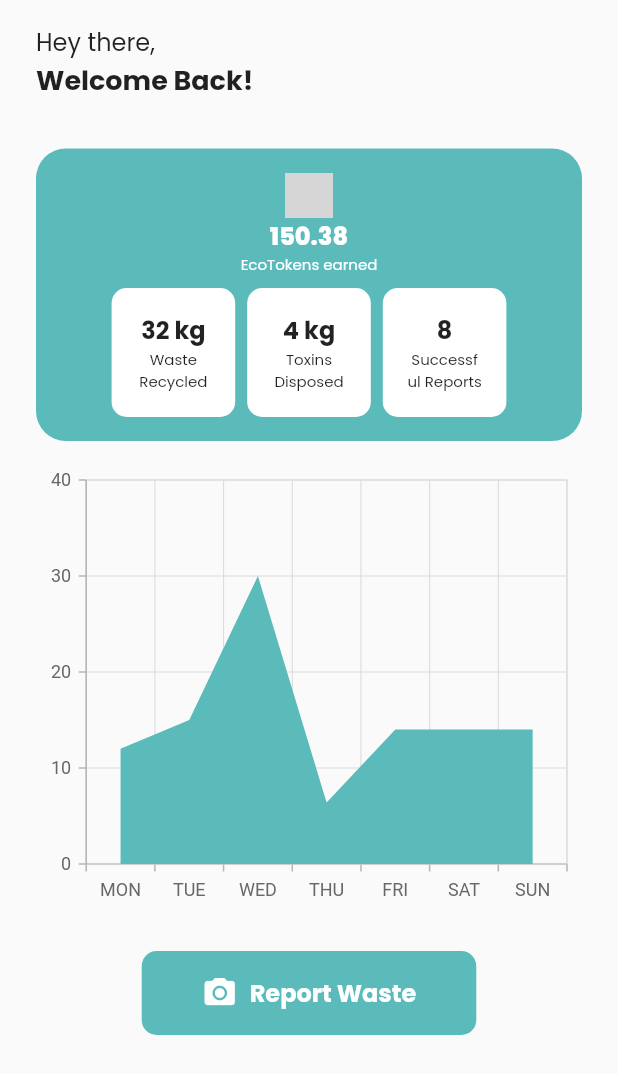
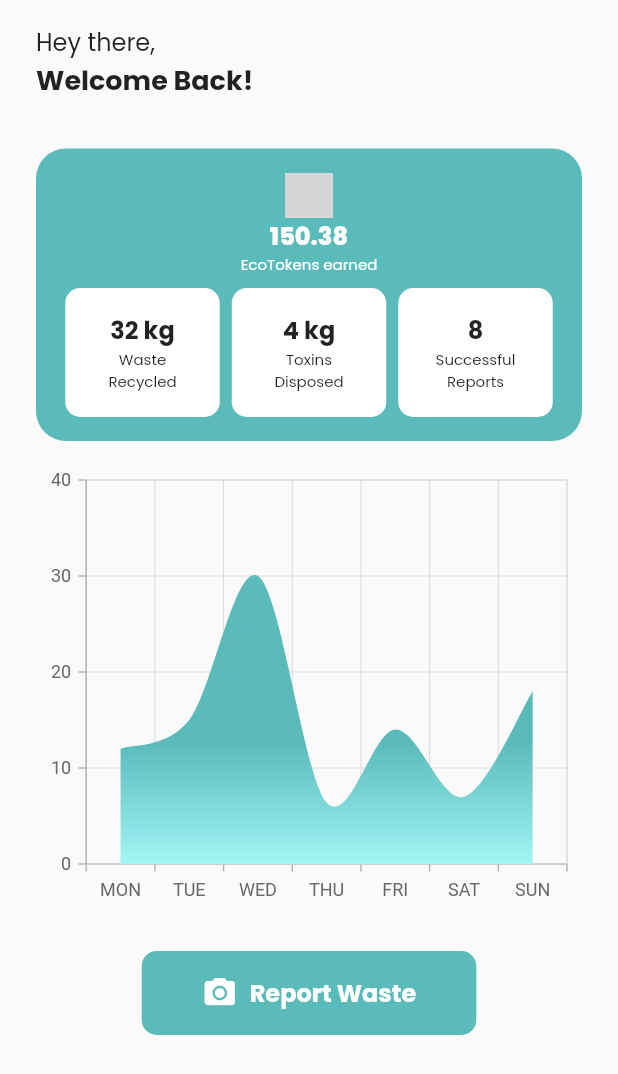
Before and after one commit to EcoTech-WCE-Hackathon/EcoTech, a Flutter app: the screen it shows after launch, on a phone screen of 412 x 824 dp. Shown: the top 1074 px of the screen. Run offline on Flutter 3.47's test engine with Material 2 defaults, Android fonts, the phone set to English and light mode, and no system bars; our stand-ins replace google_fonts, syncfusion_flutter_charts; grey boxes are pictures that could not be loaded.

Commit message:
Changes in UI

```diff
--- a/lib/screens/home_screen.dart
+++ b/lib/screens/home_screen.dart
@@ -22,8 +22,8 @@ class _HomeScreenState extends State<HomeScreen> {
       _ChartData('WED', 30),
       _ChartData('THU', 6.4),
       _ChartData('FRI', 14),
-      _ChartData('SAT', 14),
-      _ChartData('SUN', 14),
+      _ChartData('SAT', 7),
+      _ChartData('SUN', 18),
     ];
 
     super.initState();
@@ -82,6 +82,8 @@ class _HomeScreenState extends State<HomeScreen> {
                 child: Column(
                   crossAxisAlignment: CrossAxisAlignment.center,
                   children: [
+                    Column(
+                      children: [
                         Image.asset(
                           "./images/ecotech_white.png",
                           height: 30,
@@ -102,14 +104,17 @@ class _HomeScreenState extends State<HomeScreen> {
                             color: Colors.white,
                           ),
                         ),
+                      ],
+                    ),
                     const SizedBox(
                       height: 8,
                     ),
                     Row(
                       mainAxisAlignment: MainAxisAlignment.center,
+                      crossAxisAlignment: CrossAxisAlignment.end,
                       children: [
                         Container(
-                          width: MediaQuery.of(context).size.width * 0.2,
+                          width: MediaQuery.of(context).size.width * 0.25,
                           decoration: BoxDecoration(
                             color: Colors.white,
                             borderRadius: BorderRadius.circular(10),
@@ -142,7 +147,7 @@ class _HomeScreenState extends State<HomeScreen> {
                           width: 8,
                         ),
                         Container(
-                          width: MediaQuery.of(context).size.width * 0.2,
+                          width: MediaQuery.of(context).size.width * 0.25,
                           decoration: BoxDecoration(
                             color: Colors.white,
                             borderRadius: BorderRadius.circular(10),
@@ -175,7 +180,7 @@ class _HomeScreenState extends State<HomeScreen> {
                           width: 8,
                         ),
                         Container(
-                          width: MediaQuery.of(context).size.width * 0.2,
+                          width: MediaQuery.of(context).size.width * 0.25,
                           decoration: BoxDecoration(
                             color: Colors.white,
                             borderRadius: BorderRadius.circular(10),
@@ -215,14 +220,19 @@ class _HomeScreenState extends State<HomeScreen> {
               SfCartesianChart(
                 primaryXAxis: CategoryAxis(),
                 primaryYAxis: NumericAxis(minimum: 0, maximum: 40, interval: 10),
-                // tooltipBehavior: _tooltip,
+                enableAxisAnimation: true,
                 series: <ChartSeries<_ChartData, String>>[
-                  AreaSeries<_ChartData, String>(
+                  SplineAreaSeries<_ChartData, String>(
                     dataSource: data,
                     xValueMapper: (_ChartData data, _) => data.x,
                     yValueMapper: (_ChartData data, _) => data.y,
-                    name: 'Gold',
-                    color: AppColors.brandColor,
+                    name: 'Waste Reported',
+                    gradient: const LinearGradient(
+                      begin: Alignment.topCenter,
+                      end: Alignment.bottomCenter,
+                      colors: [AppColors.brandColor, Color(0xffa2f5f5)],
+                      stops: [0.6, 1.0],
+                    ),
                   ),
                 ],
               ),
```
Lines whose indentation alone changed are shown as unchanged.
